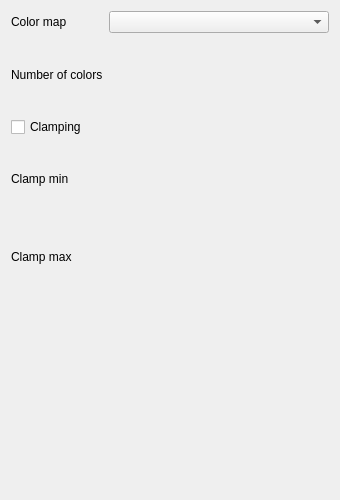
Qt form smoke/view/colormaptab.ui (bvanloon/Scientific-Visualization) before a commit.
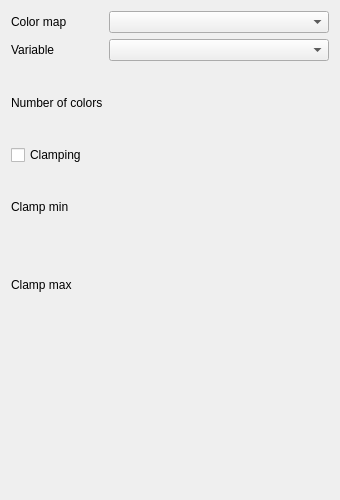
The same form after that commit. Custom widgets are drawn as their Qt base class.

Commit message: Set up UI for variable selection.

What changed in the file:
```diff
--- a/smoke/view/colormaptab.ui
+++ b/smoke/view/colormaptab.ui
@@ -14,14 +14,14 @@
    <string>Form</string>
   </property>
   <layout class="QFormLayout" name="formLayout">
-   <item row="3" column="0">
+   <item row="4" column="0">
     <widget class="QCheckBox" name="clampingCheckBox">
      <property name="text">
       <string>Clamping</string>
      </property>
     </widget>
    </item>
-   <item row="4" column="0">
+   <item row="5" column="0">
     <widget class="QLabel" name="clampingMinimumLabel">
      <property name="minimumSize">
       <size>
@@ -37,10 +37,10 @@
      </property>
     </widget>
    </item>
-   <item row="4" column="1">
+   <item row="5" column="1">
     <widget class="FloatSlider" name="clampingMinimumSlider" native="true"/>
    </item>
-   <item row="5" column="0">
+   <item row="6" column="0">
     <widget class="QLabel" name="clampingMaximumLabel">
      <property name="minimumSize">
       <size>
@@ -56,7 +56,7 @@
      </property>
     </widget>
    </item>
-   <item row="5" column="1">
+   <item row="6" column="1">
     <widget class="FloatSlider" name="clampingMaximumSlider" native="true">
      <property name="minimumSize">
       <size>
@@ -66,7 +66,7 @@
      </property>
     </widget>
    </item>
-   <item row="2" column="0">
+   <item row="3" column="0">
     <widget class="QLabel" name="numColorsLabel">
      <property name="minimumSize">
       <size>
@@ -79,7 +79,7 @@
      </property>
     </widget>
    </item>
-   <item row="2" column="1">
+   <item row="3" column="1">
     <widget class="IntSlider" name="numColorsSlider" native="true">
      <property name="minimumSize">
       <size>
@@ -99,6 +99,16 @@
    <item row="0" column="1">
     <widget class="QComboBox" name="colormapSelector"/>
    </item>
+   <item row="2" column="0">
+    <widget class="QLabel" name="variableSelectorLabel">
+     <property name="text">
+      <string>Variable</string>
+     </property>
+    </widget>
+   </item>
+   <item row="2" column="1">
+    <widget class="QComboBox" name="variableSelector"/>
+   </item>
   </layout>
  </widget>
  <customwidgets>
```
